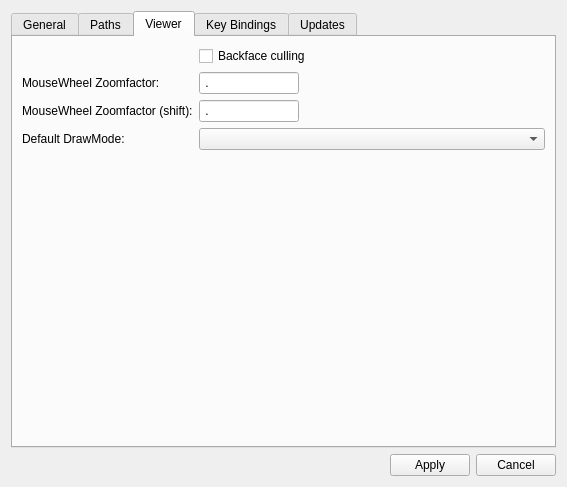
Before: the Qt Designer form OpenFlipper/widgets/optionsWidget/ui_optionsWidget.ui in ShenRen/OpenFlipper, drawn with Qt 5.
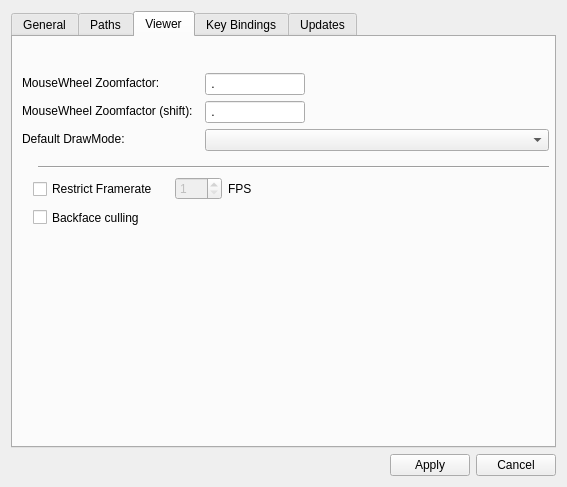
After: the same form once the commit is applied.

Commit message: added options to restrict framerate

```diff
--- a/OpenFlipper/widgets/optionsWidget/ui_optionsWidget.ui
+++ b/OpenFlipper/widgets/optionsWidget/ui_optionsWidget.ui
@@ -171,9 +171,15 @@
       <attribute name="title" >
        <string>Viewer</string>
       </attribute>
-      <layout class="QFormLayout" name="formLayout" >
-       <item row="0" column="1" >
         <widget class="QCheckBox" name="backfaceCulling" >
+       <property name="geometry" >
+        <rect>
+         <x>20</x>
+         <y>170</y>
+         <width>344</width>
+         <height>21</height>
+        </rect>
+       </property>
          <property name="toolTip" >
           <string>Enable backface culling</string>
          </property>
@@ -184,16 +190,28 @@
           <string>Backface culling</string>
          </property>
         </widget>
-       </item>
-       <item row="1" column="0" >
         <widget class="QLabel" name="label_2" >
+       <property name="geometry" >
+        <rect>
+         <x>9</x>
+         <y>36</y>
+         <width>143</width>
+         <height>20</height>
+        </rect>
+       </property>
          <property name="text" >
           <string>MouseWheel Zoomfactor:</string>
          </property>
         </widget>
-       </item>
-       <item row="1" column="1" >
         <widget class="QLineEdit" name="wZoomFactor" >
+       <property name="geometry" >
+        <rect>
+         <x>192</x>
+         <y>36</y>
+         <width>100</width>
+         <height>22</height>
+        </rect>
+       </property>
          <property name="maximumSize" >
           <size>
            <width>100</width>
@@ -210,16 +228,28 @@
           <string>9.99; </string>
          </property>
         </widget>
-       </item>
-       <item row="2" column="0" >
         <widget class="QLabel" name="label_3" >
+       <property name="geometry" >
+        <rect>
+         <x>9</x>
+         <y>64</y>
+         <width>177</width>
+         <height>20</height>
+        </rect>
+       </property>
          <property name="text" >
           <string>MouseWheel Zoomfactor (shift):</string>
          </property>
         </widget>
-       </item>
-       <item row="2" column="1" >
         <widget class="QLineEdit" name="wZoomFactorShift" >
+       <property name="geometry" >
+        <rect>
+         <x>192</x>
+         <y>64</y>
+         <width>100</width>
+         <height>22</height>
+        </rect>
+       </property>
          <property name="maximumSize" >
           <size>
            <width>100</width>
@@ -236,9 +266,15 @@
           <string>9.99; </string>
          </property>
         </widget>
-       </item>
-       <item row="3" column="1" >
         <widget class="QComboBox" name="drawMode" >
+       <property name="geometry" >
+        <rect>
+         <x>192</x>
+         <y>92</y>
+         <width>344</width>
+         <height>22</height>
+        </rect>
+       </property>
          <property name="toolTip" >
           <string>Set the default drawMode for the viewer</string>
          </property>
@@ -246,15 +282,84 @@
           <string>Set the default drawMode for the viewer</string>
          </property>
         </widget>
-       </item>
-       <item row="3" column="0" >
         <widget class="QLabel" name="label_7" >
+       <property name="geometry" >
+        <rect>
+         <x>9</x>
+         <y>92</y>
+         <width>107</width>
+         <height>20</height>
+        </rect>
+       </property>
          <property name="text" >
           <string>Default DrawMode:</string>
          </property>
         </widget>
-       </item>
-      </layout>
+      <widget class="Line" name="line_2" >
+       <property name="geometry" >
+        <rect>
+         <x>25</x>
+         <y>120</y>
+         <width>511</width>
+         <height>20</height>
+        </rect>
+       </property>
+       <property name="orientation" >
+        <enum>Qt::Horizontal</enum>
+       </property>
+      </widget>
+      <widget class="QWidget" name="" >
+       <property name="geometry" >
+        <rect>
+         <x>20</x>
+         <y>140</y>
+         <width>219</width>
+         <height>24</height>
+        </rect>
+       </property>
+       <layout class="QHBoxLayout" name="horizontalLayout_2" >
+        <item>
+         <widget class="QCheckBox" name="restrictFPS" >
+          <property name="text" >
+           <string>Restrict Framerate</string>
+          </property>
+         </widget>
+        </item>
+        <item>
+         <spacer name="horizontalSpacer_4" >
+          <property name="orientation" >
+           <enum>Qt::Horizontal</enum>
+          </property>
+          <property name="sizeHint" stdset="0" >
+           <size>
+            <width>40</width>
+            <height>20</height>
+           </size>
+          </property>
+         </spacer>
+        </item>
+        <item>
+         <widget class="QSpinBox" name="FPS" >
+          <property name="enabled" >
+           <bool>false</bool>
+          </property>
+          <property name="minimum" >
+           <number>1</number>
+          </property>
+          <property name="maximum" >
+           <number>200</number>
+          </property>
+         </widget>
+        </item>
+        <item>
+         <widget class="QLabel" name="label_8" >
+          <property name="text" >
+           <string>FPS</string>
+          </property>
+         </widget>
+        </item>
+       </layout>
+      </widget>
      </widget>
      <widget class="QWidget" name="key" >
       <property name="geometry" >
@@ -268,7 +373,7 @@
       <attribute name="title" >
        <string>Key Bindings</string>
       </attribute>
-      <layout class="QHBoxLayout" name="horizontalLayout_2" >
+      <layout class="QVBoxLayout" name="verticalLayout_6" >
        <item>
         <widget class="QTreeWidget" name="keyTree" >
          <column>
```
Left out of the diff: 19 changed lines with no effect on the pictures. Lines whose indentation alone changed are shown as unchanged. The commit also changes 5 other files.
